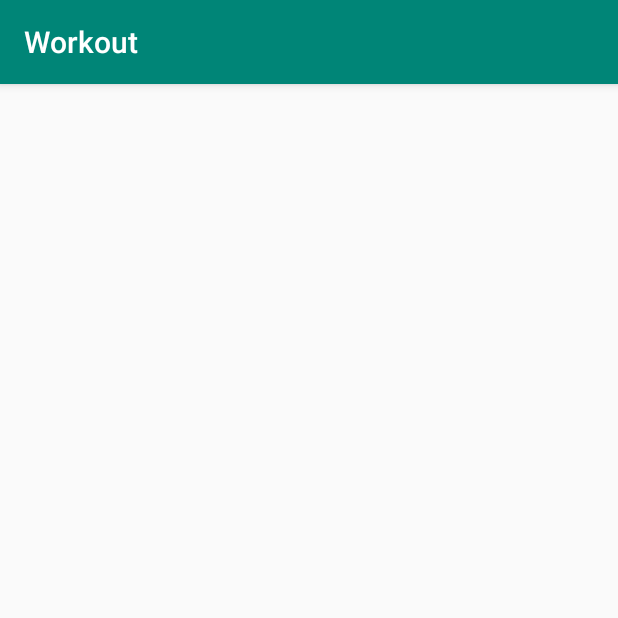
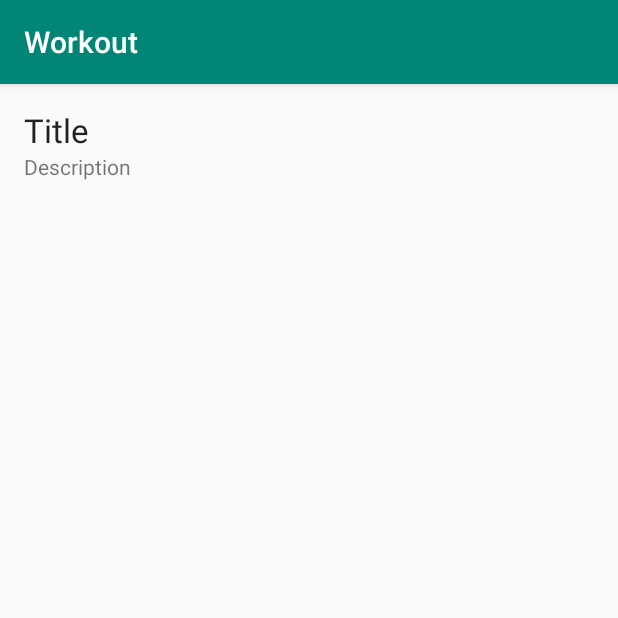
Before and after one commit to SpyDeX/Workout, an Android app: the DetailActivity screen opened directly, with no data from a screen before it, on a phone screen of 412 x 824 dp, the top half of it. Run offline under Robolectric (Android 15) with nearby library versions, the phone set to English and light mode, and no system bars.

Commit message:
+ working Workout detail fragment

```diff
--- a/app/src/main/res/layout/activity_detail.xml
+++ b/app/src/main/res/layout/activity_detail.xml
@@ -1,9 +1,7 @@
 <?xml version="1.0" encoding="utf-8"?>
-<android.support.constraint.ConstraintLayout xmlns:android="http://schemas.android.com/apk/res/android"
-    xmlns:app="http://schemas.android.com/apk/res-auto"
-    xmlns:tools="http://schemas.android.com/tools"
-    android:layout_width="match_parent"
-    android:layout_height="match_parent"
-    tools:context=".DetailActivity">
+    <fragment
+        xmlns:android="http://schemas.android.com/apk/res/android"
 
-</android.support.constraint.ConstraintLayout>
+        android:name="com.hfad.workout.WorkoutDetailFragment"
+        android:layout_width="match_parent"
+        android:layout_height="match_parent" />
--- a/app/src/main/res/layout/fragment_workout_detail.xml
+++ b/app/src/main/res/layout/fragment_workout_detail.xml
@@ -1,14 +1,25 @@
 <?xml version="1.0" encoding="utf-8"?>
-<FrameLayout xmlns:android="http://schemas.android.com/apk/res/android"
+<LinearLayout xmlns:android="http://schemas.android.com/apk/res/android"
     xmlns:tools="http://schemas.android.com/tools"
     android:layout_width="match_parent"
     android:layout_height="match_parent"
+    android:orientation="vertical"
+    android:padding="16dp"
     tools:context=".WorkoutDetailFragment">
 
     <!-- TODO: Update blank fragment layout -->
+
     <TextView
-        android:layout_width="match_parent"
-        android:layout_height="match_parent"
-        android:text="@string/hello_blank_fragment" />
+        android:id="@+id/textTitle"
+        android:layout_width="wrap_content"
+        android:layout_height="wrap_content"
+        android:text="@string/workout_title"
+        android:textAppearance="?android:attr/textAppearanceLarge" />
 
-</FrameLayout>
+    <TextView
+        android:id="@+id/textDescription"
+        android:layout_width="wrap_content"
+        android:layout_height="wrap_content"
+        android:text="@string/workout_description" />
+
+</LinearLayout>
--- a/app/src/main/res/values/strings.xml
+++ b/app/src/main/res/values/strings.xml
@@ -3,4 +3,6 @@
 
     <!-- TODO: Remove or change this placeholder text -->
     <string name="hello_blank_fragment">Hello blank fragment</string>
+    <string name="workout_title">Title</string>
+    <string name="workout_description">Description</string>
 </resources>
```
